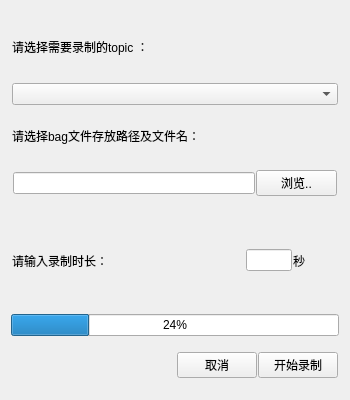
Before: the Qt Designer form qt_rviz_demo/ui/record_panel.ui in Mith-z/ROS_Qt_RViz, drawn with Qt 5.
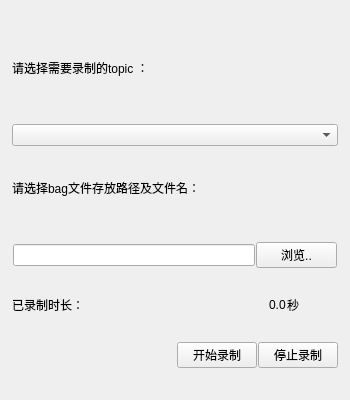
After: the same form once the commit is applied. Custom widgets are drawn as their Qt base class.

```diff
--- a/qt_rviz_demo/ui/record_panel.ui
+++ b/qt_rviz_demo/ui/record_panel.ui
@@ -159,7 +159,7 @@
      <property name="sizePolicy">
       <sizepolicy hsizetype="Preferred" vsizetype="Preferred">
        <horstretch>0</horstretch>
-       <verstretch>2</verstretch>
+       <verstretch>0</verstretch>
       </sizepolicy>
      </property>
      <layout class="QHBoxLayout" name="horizontalLayout_3">
@@ -187,7 +187,7 @@
          </sizepolicy>
         </property>
         <property name="text">
-         <string>请输入录制时长：</string>
+         <string>已录制时长：</string>
         </property>
        </widget>
       </item>
@@ -203,12 +203,9 @@
        </widget>
       </item>
       <item>
-       <widget class="QLineEdit" name="duration_lineEdit">
-        <property name="sizePolicy">
-         <sizepolicy hsizetype="Expanding" vsizetype="Fixed">
-          <horstretch>1</horstretch>
-          <verstretch>0</verstretch>
-         </sizepolicy>
+       <widget class="QLabel" name="record_time_label">
+        <property name="text">
+         <string>0.0</string>
         </property>
        </widget>
       </item>
@@ -228,13 +225,6 @@
      </layout>
     </widget>
    </item>
-   <item>
-    <widget class="QProgressBar" name="record_progressBar">
-     <property name="value">
-      <number>24</number>
-     </property>
-    </widget>
-   </item>
    <item>
     <widget class="QWidget" name="buttons_widget" native="true">
      <property name="sizePolicy">
@@ -269,19 +259,6 @@
         </property>
        </widget>
       </item>
-      <item>
-       <widget class="QPushButton" name="cancel_Btn">
-        <property name="sizePolicy">
-         <sizepolicy hsizetype="Minimum" vsizetype="Fixed">
-          <horstretch>1</horstretch>
-          <verstretch>0</verstretch>
-         </sizepolicy>
-        </property>
-        <property name="text">
-         <string>取消</string>
-        </property>
-       </widget>
-      </item>
       <item>
        <widget class="QPushButton" name="record_Btn">
         <property name="sizePolicy">
@@ -295,6 +272,13 @@
         </property>
        </widget>
       </item>
+      <item>
+       <widget class="QPushButton" name="stop_record_Btn">
+        <property name="text">
+         <string>停止录制</string>
+        </property>
+       </widget>
+      </item>
      </layout>
     </widget>
    </item>
```
